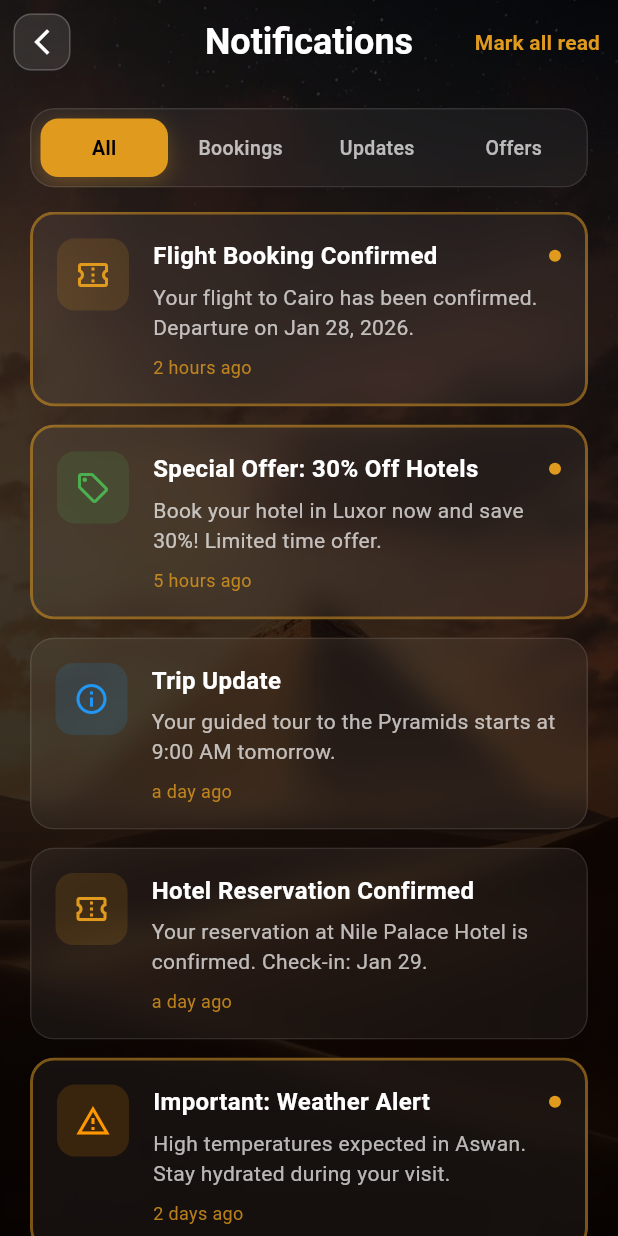
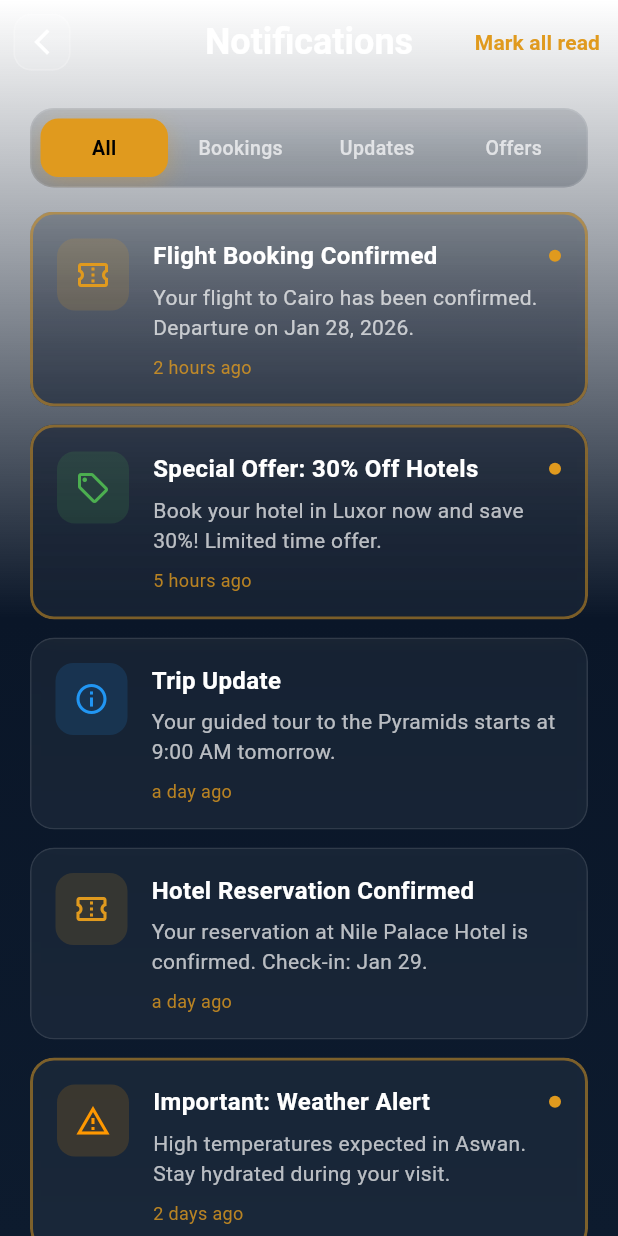
Before and after one commit to egytravel/egytravel_flutter, a Flutter app: the NotificationsScreen screen opened directly, on a phone screen of 412 x 824 dp. Run offline on Flutter 3.47's test engine with Material 3 defaults, Android fonts, the phone set to English and light mode, and no system bars; our stand-ins replace crystal_navigation_bar, dio, get, image_picker, loading_animation_widget, pretty_dio_logger and 4 more; accounts and stored records are empty.

Commit message:
refactor: Replace background implementation with GlassyBackground widget
This commit refactors the background implementation across multiple screens by replacing the duplicated background code with a new, reusable `GlassyBackground` widget. This change centralizes the background styling, making the code cleaner and more maintainable.

**Changes:**

*   **`notifications_screen.dart`:** Replaced the `Container` with manual `BoxDecoration` (image and gradient) with the `GlassyBackground` widget.
*   **`details.dart`:** Replaced the `BackgroundImage` widget with the new `GlassyBackground` widget.
*   **`search_screen.dart`:** Replaced the `BackgroundImage` widget with the `GlassyBackground` widget.
*   **`hero_carousel.dart`:** Removed the `borderRadius` from the image and gradient containers as this styling is now handled by the parent layout.

```diff
--- a/lib/feature/home/ui/screen/details.dart
+++ b/lib/feature/home/ui/screen/details.dart
@@ -1,3 +1,4 @@
+import 'package:egytravel_app/core/widgets/glassy_background.dart';
 import 'package:flutter/material.dart';
 import 'package:get/get.dart';
 import '../../logic/controller/saint_moritz_controller.dart';
@@ -7,7 +8,6 @@ import '../widgets/details/detail_tab_bar.dart';
 import '../widgets/details/description_tab.dart';
 import '../widgets/details/photos_tab.dart';
 import '../widgets/details/reviews_tab.dart';
-import '../../../ai_trip_planner/ui/widgets/background_widget.dart';
 
 class SaintMoritzDetailScreen extends StatelessWidget {
   const SaintMoritzDetailScreen({super.key});
@@ -16,7 +16,7 @@ class SaintMoritzDetailScreen extends StatelessWidget {
   Widget build(BuildContext context) {
     final controller = Get.put(SaintMoritzController());
 
-    return BackgroundImage(
+    return GlassyBackground(
       child: Scaffold(
         backgroundColor: Colors.transparent,
         body: Column(
--- a/lib/feature/home/ui/screen/search_screen.dart
+++ b/lib/feature/home/ui/screen/search_screen.dart
@@ -1,4 +1,4 @@
-import 'package:egytravel_app/feature/ai_trip_planner/ui/widgets/background_widget.dart';
+import 'package:egytravel_app/core/widgets/glassy_background.dart';
 import 'package:flutter/material.dart';
 import 'package:get/get.dart';
 import 'dart:ui';
@@ -32,7 +32,7 @@ class _SearchScreenState extends State<SearchScreen> {
 
   @override
   Widget build(BuildContext context) {
-    return BackgroundImage(
+    return GlassyBackground(
       child: Scaffold(
         backgroundColor: Colors.transparent,
         body: SafeArea(
--- a/lib/feature/notifications/ui/screen/notifications_screen.dart
+++ b/lib/feature/notifications/ui/screen/notifications_screen.dart
@@ -1,5 +1,6 @@
 import 'dart:ui';
 import 'package:egytravel_app/core/theme/app_color.dart';
+import 'package:egytravel_app/core/widgets/glassy_background.dart';
 import 'package:egytravel_app/feature/notifications/logic/controller/notifications_controller.dart';
 import 'package:egytravel_app/feature/notifications/ui/widgets/notification_card.dart';
 import 'package:flutter/material.dart';
@@ -12,24 +13,7 @@ class NotificationsScreen extends StatelessWidget {
   Widget build(BuildContext context) {
     final controller = Get.put(NotificationsController());
 
-    return Container(
-      decoration: const BoxDecoration(
-        image: DecorationImage(
-          image: AssetImage('assets/image/Splash_Screen.png'),
-          fit: BoxFit.cover,
-        ),
-      ),
-      child: Container(
-        decoration: BoxDecoration(
-          gradient: LinearGradient(
-            begin: Alignment.topCenter,
-            end: Alignment.bottomCenter,
-            colors: [
-              Colors.black.withOpacity(0.6),
-              Colors.black.withOpacity(0.8),
-            ],
-          ),
-        ),
+    return GlassyBackground(
       child: Scaffold(
         backgroundColor: Colors.transparent,
         appBar: AppBar(
@@ -84,10 +68,7 @@ class NotificationsScreen extends StatelessWidget {
           children: [
             // Category Filter
             Padding(
-                padding: const EdgeInsets.symmetric(
-                  horizontal: 20,
-                  vertical: 16,
-                ),
+              padding: const EdgeInsets.symmetric(horizontal: 20, vertical: 16),
               child: Obx(
                 () => ClipRRect(
                   borderRadius: BorderRadius.circular(16),
@@ -148,15 +129,12 @@ class NotificationsScreen extends StatelessWidget {
                   padding: const EdgeInsets.symmetric(horizontal: 20),
                   itemCount: notifications.length,
                   itemBuilder: (context, index) {
-                      return NotificationCard(
-                        notification: notifications[index],
-                      );
+                    return NotificationCard(notification: notifications[index]);
                   },
                 );
               }),
             ),
           ],
-          ),
         ),
       ),
     );
```
Also changed, not shown: lib/feature/home/ui/widgets/hero_carousel.dart (+2 -8 lines). Lines whose indentation alone changed are shown as unchanged.
